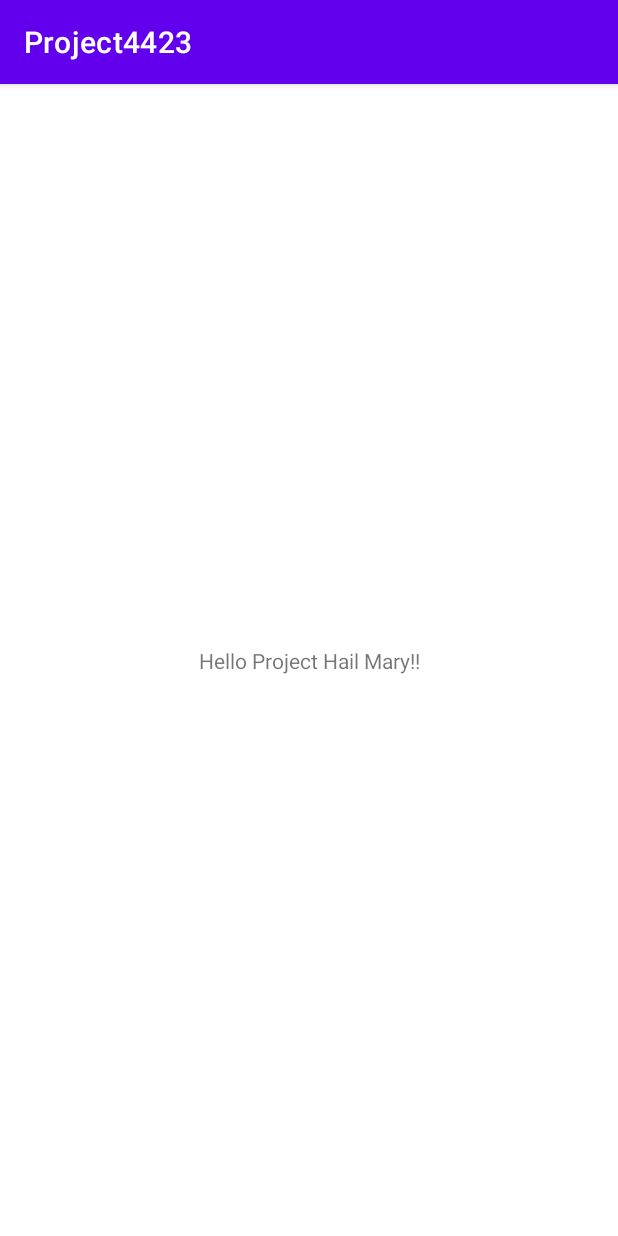
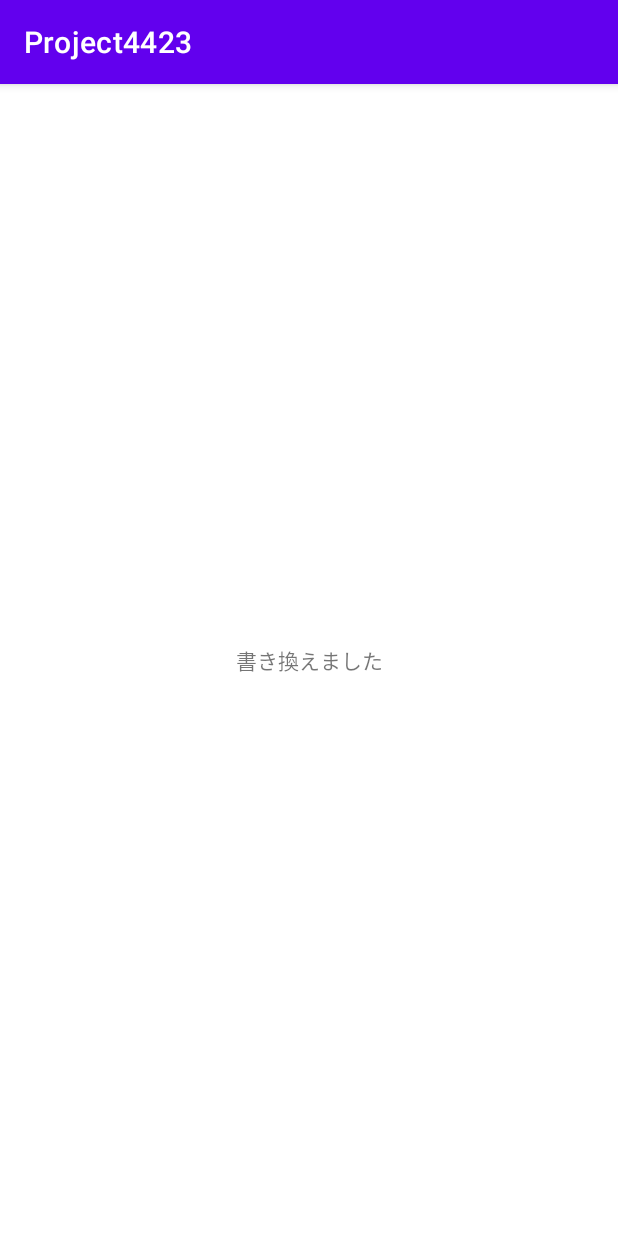
Before and after one commit to hrt4423/Project4423, an Android app: the screen it shows after launch (MainActivity), on a phone screen of 412 x 824 dp. Run offline under Robolectric (Android 15) with nearby library versions, the light colour scheme and no system bars.

Commit message:
書き換えました

```diff
--- a/app/src/main/res/layout/activity_main.xml
+++ b/app/src/main/res/layout/activity_main.xml
@@ -9,7 +9,7 @@
     <TextView
         android:layout_width="wrap_content"
         android:layout_height="wrap_content"
-        android:text="Hello Project Hail Mary!!"
+        android:text="書き換えました"
         app:layout_constraintBottom_toBottomOf="parent"
         app:layout_constraintEnd_toEndOf="parent"
         app:layout_constraintStart_toStartOf="parent"
```
